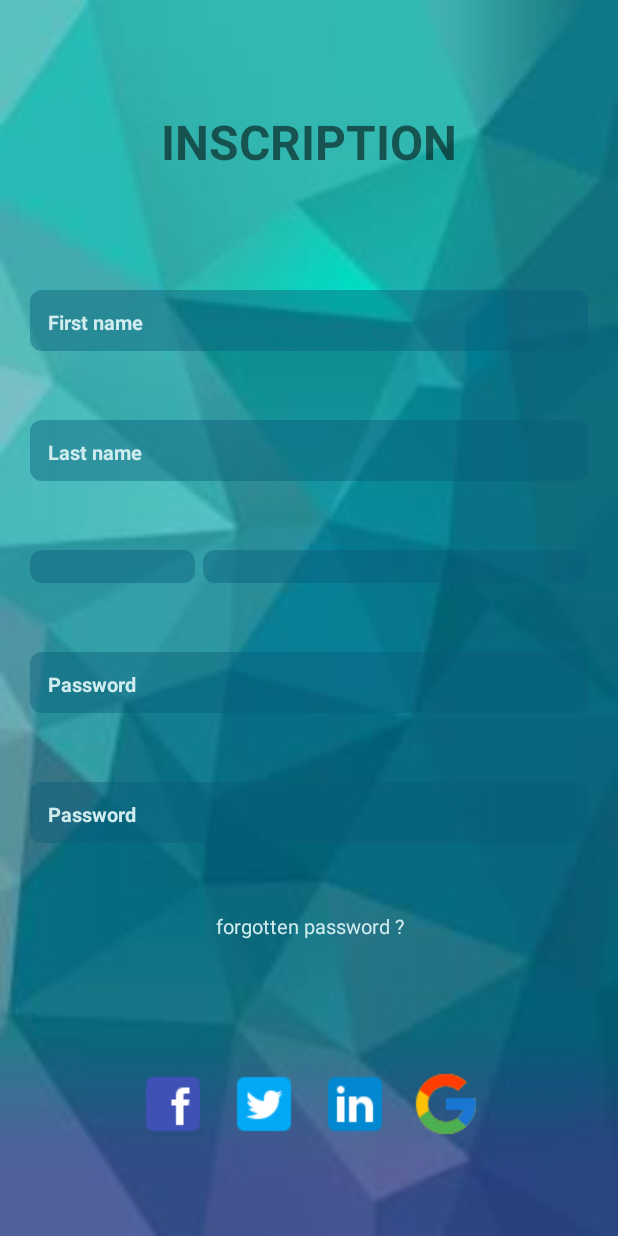
After one commit to tipam2iuc/traplare-android, an Android app: the RegisterActivity screen opened directly, with no data from a screen before it, on a phone screen of 412 x 824 dp. The commit adds this screen. Run offline under Robolectric (Android 15) with nearby library versions, the phone set to English and light mode, and no system bars.

Commit message:
création de l'activité register

```diff
--- a/Traplare/app/src/main/AndroidManifest.xml
+++ b/Traplare/app/src/main/AndroidManifest.xml
@@ -14,15 +14,18 @@
         android:roundIcon="@mipmap/ic_launcher_round"
         android:supportsRtl="true"
         android:theme="@style/AppTheme">
-        <activity android:name=".MainClientActivity"></activity>
+        <activity android:name=".MainClientActivity" />
         <activity android:name=".HelpActivity" />
         <activity android:name=".OtherActivity" />
         <activity android:name=".PlanningActivity" />
-        <activity android:name=".LoginActivity">  <intent-filter>
-            <action android:name="android.intent.action.MAIN" />
+        <activity android:name=".LoginActivity">
+            <intent-filter>
+                <action android:name="android.intent.action.MAIN" />
 
-            <category android:name="android.intent.category.LAUNCHER" />
-        </intent-filter></activity>
+                <category android:name="android.intent.category.LAUNCHER" />
+            </intent-filter>
+        </activity>
+        <activity android:name=".RegisterActivity"></activity>
     </application>
 
 </manifest>
--- a/Traplare/app/src/main/java/com/example/ruthelpc/traplare/LoginActivity.java
+++ b/Traplare/app/src/main/java/com/example/ruthelpc/traplare/LoginActivity.java
@@ -71,6 +71,14 @@ public class LoginActivity extends AppCompatActivity {
             }
         });
 
+        button_sign_up.setOnClickListener(new View.OnClickListener() {
+            @Override
+            public void onClick(View v) {
+                Intent intent = new Intent(LoginActivity.this,RegisterActivity.class);
+                startActivity(intent);
+            }
+        });
+
 
     }
 }
--- /dev/null
+++ b/Traplare/app/src/main/java/com/example/ruthelpc/traplare/RegisterActivity.java
@@ -0,0 +1,14 @@
+package com.example.ruthelpc.traplare;
+
+import android.support.v7.app.AppCompatActivity;
+import android.os.Bundle;
+
+public class RegisterActivity extends AppCompatActivity {
+
+    @Override
+    protected void onCreate(Bundle savedInstanceState) {
+        super.onCreate(savedInstanceState);
+        setContentView(R.layout.activity_register);
+        getSupportActionBar().hide();
+    }
+}
--- /dev/null
+++ b/Traplare/app/src/main/res/drawable/spinner_suscrib.xml
@@ -0,0 +1,9 @@
+<?xml version="1.0" encoding="utf-8"?>
+<layer-list xmlns:android="http://schemas.android.com/apk/res/android">
+    <item>
+        <shape android:shape="rectangle">
+            <solid android:color="#6d075b77"/>
+            <corners android:radius="8dp" />
+        </shape>
+    </item>
+</layer-list>
--- /dev/null
+++ b/Traplare/app/src/main/res/layout/activity_register.xml
@@ -0,0 +1,230 @@
+<?xml version="1.0" encoding="utf-8"?>
+<android.support.constraint.ConstraintLayout xmlns:android="http://schemas.android.com/apk/res/android"
+    xmlns:app="http://schemas.android.com/apk/res-auto"
+    xmlns:tools="http://schemas.android.com/tools"
+    android:layout_width="match_parent"
+    android:layout_height="match_parent"
+    android:background="@drawable/bluebackground1"
+    android:orientation="vertical"
+    tools:context=".LoginActivity"
+    tools:layout_editor_absoluteY="81dp">
+
+    <TextView
+        android:id="@+id/textView_Logo"
+        android:layout_width="0dp"
+        android:layout_height="70dp"
+        android:gravity="center"
+        android:textAlignment="center"
+        android:text="INSCRIPTION"
+        android:textSize="32dp"
+        android:textStyle="bold"
+        android:layout_marginHorizontal="20dp"
+        android:layout_marginStart="20dp"
+        android:layout_marginLeft="20dp"
+        android:layout_marginTop="15dp"
+        android:layout_marginEnd="20dp"
+        android:layout_marginRight="20dp"
+        android:layout_marginBottom="20dp"
+        app:layout_constraintBottom_toTopOf="@+id/editView_first_name"
+        app:layout_constraintEnd_toEndOf="parent"
+        app:layout_constraintStart_toStartOf="parent"
+        app:layout_constraintTop_toTopOf="parent" />
+
+    <EditText
+        android:id="@+id/editView_first_name"
+        android:layout_width="0dp"
+        android:layout_height="wrap_content"
+        android:layout_marginHorizontal="20dp"
+        android:layout_marginStart="20dp"
+        android:layout_marginLeft="20dp"
+        android:layout_marginEnd="20dp"
+        android:layout_marginRight="20dp"
+        android:inputType="text"
+        android:layout_marginBottom="0dp"
+        android:background="@drawable/imput_login"
+        android:hint="First name"
+        android:textColorHint="#d0ecef"
+        android:textColor="#e8fafc"
+        android:textSize="13dp"
+        android:textStyle="bold"
+        app:layout_constraintBottom_toTopOf="@+id/editView_last_name"
+        app:layout_constraintEnd_toEndOf="parent"
+        app:layout_constraintStart_toStartOf="parent"
+        app:layout_constraintTop_toBottomOf="@+id/textView_Logo" />
+
+
+    <EditText
+        android:id="@+id/editView_last_name"
+        android:layout_width="0dp"
+        android:layout_height="wrap_content"
+        android:layout_marginHorizontal="20dp"
+        android:layout_marginStart="20dp"
+        android:layout_marginLeft="20dp"
+        android:layout_marginEnd="20dp"
+        android:layout_marginRight="20dp"
+        android:inputType="text"
+        android:layout_marginBottom="0dp"
+        android:background="@drawable/imput_login"
+        android:hint="Last name"
+        android:textColorHint="#d0ecef"
+        android:textColor="#e8fafc"
+        android:textSize="13dp"
+        android:textStyle="bold"
+        app:layout_constraintBottom_toTopOf="@+id/linearLayout_identity_piece"
+        app:layout_constraintEnd_toEndOf="parent"
+        app:layout_constraintStart_toStartOf="parent"
+        app:layout_constraintTop_toBottomOf="@+id/editView_first_name" />
+
+        <LinearLayout
+            android:id="@+id/linearLayout_identity_piece"
+            android:layout_width="match_parent"
+            android:layout_height="wrap_content"
+            app:layout_constraintTop_toBottomOf="@id/editView_last_name"
+            app:layout_constraintBottom_toTopOf="@id/editView_password"
+            android:layout_marginHorizontal="20dp"
+            android:orientation="horizontal">
+
+            <Spinner
+                android:id="@+id/spinner_type_piece"
+                android:layout_width="0dp"
+                android:layout_weight=".3"
+                android:layout_height="wrap_content"
+                android:layout_marginHorizontal="20dp"
+                android:layout_marginEnd="5dp"
+                android:layout_marginRight="5dp"
+                android:pointerIcon="copy"
+                android:layout_marginBottom="0dp"
+                android:background="@drawable/imput_login"
+                android:textSize="13dp"
+                android:textStyle="bold"
+                app:layout_constraintBottom_toTopOf="@+id/editView_password"
+                app:layout_constraintEnd_toEndOf="parent"
+                app:layout_constraintStart_toStartOf="parent"
+                app:layout_constraintTop_toBottomOf="parent" />
+
+            <EditText
+                android:id="@+id/editView_login"
+                android:layout_width="0dp"
+                android:layout_height="match_parent"
+                android:layout_marginBottom="0dp"
+                android:layout_weight=".7"
+                android:background="@drawable/imput_login"
+                android:hint="Login"
+                android:inputType="text"
+                android:textColor="#e8fafc"
+                android:textColorHint="#d0ecef"
+                android:textSize="13dp"
+                android:textStyle="bold"
+                app:layout_constraintBottom_toTopOf="@+id/editView_password"
+                app:layout_constraintEnd_toEndOf="parent"
+                app:layout_constraintStart_toStartOf="parent"
+                app:layout_constraintTop_toBottomOf="parent" />
+
+
+        </LinearLayout>
+
+
+    <EditText
+        android:id="@+id/editView_password"
+        android:layout_width="0dp"
+        android:layout_height="wrap_content"
+        android:layout_marginHorizontal="20dp"
+        android:layout_marginStart="20dp"
+        android:layout_marginLeft="20dp"
+        android:inputType="textPassword"
+        android:layout_marginEnd="20dp"
+        android:layout_marginRight="20dp"
+        android:background="@drawable/imput_login"
+        android:hint="Password"
+        android:textColorHint="#d0ecef"
+        android:textColor="#e8fafc"
+        android:textSize="13dp"
+        android:textStyle="bold"
+        app:layout_constraintBottom_toTopOf="@+id/editView_address"
+        app:layout_constraintEnd_toEndOf="parent"
+        app:layout_constraintStart_toStartOf="parent"
+        app:layout_constraintTop_toBottomOf="@+id/linearLayout_identity_piece" />
+
+
+    <EditText
+        android:id="@+id/editView_address"
+        android:layout_width="0dp"
+        android:layout_height="wrap_content"
+        android:layout_marginHorizontal="20dp"
+        android:layout_marginStart="20dp"
+        android:layout_marginLeft="20dp"
+        android:inputType="textPassword"
+        android:layout_marginEnd="20dp"
+        android:layout_marginRight="20dp"
+        android:background="@drawable/imput_login"
+        android:hint="Password"
+        android:textColorHint="#d0ecef"
+        android:textColor="#e8fafc"
+        android:textSize="13dp"
+        android:textStyle="bold"
+        app:layout_constraintBottom_toTopOf="@+id/textView_forgotten_password"
+        app:layout_constraintEnd_toEndOf="parent"
+        app:layout_constraintStart_toStartOf="parent"
+        app:layout_constraintTop_toBottomOf="@+id/editView_password" />
+
+    <TextView
+        android:id="@+id/textView_forgotten_password"
+        android:layout_width="0dp"
+        android:layout_height="wrap_content"
+        android:layout_marginHorizontal="20dp"
+        android:layout_marginStart="20dp"
+        android:layout_marginLeft="20dp"
+        android:layout_marginEnd="20dp"
+        android:layout_marginRight="20dp"
+        android:layout_marginBottom="40dp"
+        android:text="forgotten password ?"
+        android:textAlignment="center"
+        android:textSize="13dp"
+        android:textColor="#d0ecef"
+        app:layout_constraintBottom_toTopOf="@+id/linearLayout"
+        app:layout_constraintEnd_toEndOf="parent"
+        app:layout_constraintStart_toStartOf="parent"
+        app:layout_constraintTop_toBottomOf="@+id/editView_address" />
+
+    <LinearLayout
+        android:id="@+id/linearLayout"
+        android:layout_width="0dp"
+        android:layout_height="wrap_content"
+        android:layout_marginBottom="19dp"
+        android:gravity="center"
+        android:orientation="horizontal"
+        app:layout_constraintBottom_toBottomOf="parent"
+        app:layout_constraintEnd_toEndOf="parent"
+        app:layout_constraintStart_toStartOf="parent"
+        app:layout_constraintTop_toBottomOf="@+id/textView_forgotten_password">
+
+        <ImageButton
+            android:layout_width="50dp"
+            android:layout_height="50dp"
+            android:layout_marginHorizontal="5dp"
+            android:background="@drawable/image_login"
+            android:src="@drawable/facebook" />
+
+        <ImageButton
+            android:layout_width="50dp"
+            android:layout_height="50dp"
+            android:layout_marginHorizontal="5dp"
+            android:background="@drawable/image_login"
+            android:src="@drawable/twitter" />
+
+        <ImageButton
+            android:layout_width="50dp"
+            android:layout_height="50dp"
+            android:layout_marginHorizontal="5dp"
+            android:background="@drawable/image_login"
+            android:src="@drawable/linkedin" />
+
+        <ImageButton
+            android:layout_width="50dp"
+            android:layout_height="50dp"
+            android:layout_marginHorizontal="5dp"
+            android:background="@drawable/image_login"
+            android:src="@drawable/google" />
+    </LinearLayout>
+
+</android.support.constraint.ConstraintLayout>
```
